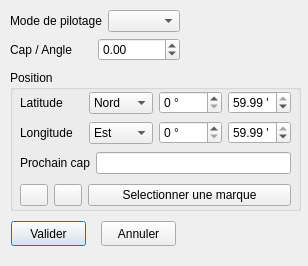
Above: src/Ui/Pilototo_param.ui from nohal/qtVlm before the change. Below: the same form after it.
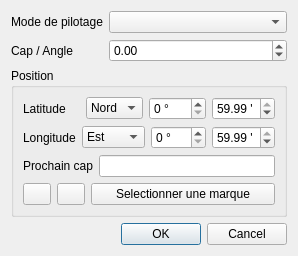
That is the form after the change.

Commit message: Made all dialogs resize cleanly.

Patch:
```diff
--- a/src/Ui/Pilototo_param.ui
+++ b/src/Ui/Pilototo_param.ui
@@ -6,34 +6,115 @@
    <rect>
     <x>0</x>
     <y>0</y>
-    <width>308</width>
-    <height>266</height>
+    <width>286</width>
+    <height>234</height>
    </rect>
   </property>
   <property name="windowTitle">
    <string>Instruction du pilototo</string>
   </property>
+  <layout class="QVBoxLayout" name="verticalLayout">
+   <item>
+    <layout class="QFormLayout" name="formLayout">
+     <property name="formAlignment">
+      <set>Qt::AlignCenter</set>
+     </property>
+     <item row="0" column="0">
+      <widget class="QLabel" name="label">
+       <property name="text">
+        <string>Mode de pilotage</string>
+       </property>
+      </widget>
+     </item>
+     <item row="0" column="1">
+      <widget class="QComboBox" name="mode"/>
+     </item>
+     <item row="1" column="0">
+      <widget class="QLabel" name="label_2">
+       <property name="text">
+        <string>Cap / Angle</string>
+       </property>
+      </widget>
+     </item>
+     <item row="1" column="1">
+      <widget class="QDoubleSpinBox" name="angle">
+       <property name="minimum">
+        <double>-179.990000000000009</double>
+       </property>
+       <property name="maximum">
+        <double>179.990000000000009</double>
+       </property>
+      </widget>
+     </item>
+    </layout>
+   </item>
+   <item>
   <widget class="QGroupBox" name="position_grp">
-   <property name="geometry">
-    <rect>
-     <x>10</x>
-     <y>70</y>
-     <width>291</width>
-     <height>141</height>
-    </rect>
-   </property>
    <property name="title">
     <string>Position</string>
    </property>
-   <widget class="QWidget" name="layoutWidget">
-    <property name="geometry">
-     <rect>
-      <x>10</x>
-      <y>50</y>
-      <width>271</width>
-      <height>26</height>
-     </rect>
-    </property>
+     <layout class="QVBoxLayout" name="verticalLayout_2">
+      <item>
+       <layout class="QHBoxLayout" name="horizontalLayout_5">
+        <item>
+         <widget class="QLabel" name="label_5">
+          <property name="text">
+           <string>Latitude</string>
+          </property>
+         </widget>
+        </item>
+        <item>
+         <widget class="QComboBox" name="lat_sig">
+          <item>
+           <property name="text">
+            <string>Nord</string>
+           </property>
+          </item>
+          <item>
+           <property name="text">
+            <string>Sud</string>
+           </property>
+          </item>
+         </widget>
+        </item>
+        <item>
+         <widget class="QSpinBox" name="lat_deg">
+          <property name="suffix">
+           <string> °</string>
+          </property>
+          <property name="prefix">
+           <string/>
+          </property>
+          <property name="minimum">
+           <number>0</number>
+          </property>
+          <property name="maximum">
+           <number>89</number>
+          </property>
+          <property name="value">
+           <number>0</number>
+          </property>
+         </widget>
+        </item>
+        <item>
+         <widget class="QDoubleSpinBox" name="lat_min">
+          <property name="suffix">
+           <string> '</string>
+          </property>
+          <property name="minimum">
+           <double>0.000000000000000</double>
+          </property>
+          <property name="maximum">
+           <double>59.990000000000002</double>
+          </property>
+          <property name="value">
+           <double>59.990000000000002</double>
+          </property>
+         </widget>
+        </item>
+       </layout>
+      </item>
+      <item>
     <layout class="QHBoxLayout" name="horizontalLayout_3">
      <item>
       <widget class="QLabel" name="label_3">
@@ -92,16 +173,8 @@
       </widget>
      </item>
     </layout>
-   </widget>
-   <widget class="QWidget" name="layoutWidget_2">
-    <property name="geometry">
-     <rect>
-      <x>10</x>
-      <y>80</y>
-      <width>271</width>
-      <height>26</height>
-     </rect>
-    </property>
+      </item>
+      <item>
     <layout class="QHBoxLayout" name="horizontalLayout_4">
      <item>
       <widget class="QLabel" name="label_4">
@@ -114,84 +187,8 @@
       <widget class="QLineEdit" name="editWph"/>
      </item>
     </layout>
-   </widget>
-   <widget class="QWidget" name="layoutWidget_3">
-    <property name="geometry">
-     <rect>
-      <x>10</x>
-      <y>20</y>
-      <width>271</width>
-      <height>26</height>
-     </rect>
-    </property>
-    <layout class="QHBoxLayout" name="horizontalLayout_5">
-     <item>
-      <widget class="QLabel" name="label_5">
-       <property name="text">
-        <string>Latitude</string>
-       </property>
-      </widget>
      </item>
      <item>
-      <widget class="QComboBox" name="lat_sig">
-       <item>
-        <property name="text">
-         <string>Nord</string>
-        </property>
-       </item>
-       <item>
-        <property name="text">
-         <string>Sud</string>
-        </property>
-       </item>
-      </widget>
-     </item>
-     <item>
-      <widget class="QSpinBox" name="lat_deg">
-       <property name="suffix">
-        <string> °</string>
-       </property>
-       <property name="prefix">
-        <string/>
-       </property>
-       <property name="minimum">
-        <number>0</number>
-       </property>
-       <property name="maximum">
-        <number>89</number>
-       </property>
-       <property name="value">
-        <number>0</number>
-       </property>
-      </widget>
-     </item>
-     <item>
-      <widget class="QDoubleSpinBox" name="lat_min">
-       <property name="suffix">
-        <string> '</string>
-       </property>
-       <property name="minimum">
-        <double>0.000000000000000</double>
-       </property>
-       <property name="maximum">
-        <double>59.990000000000002</double>
-       </property>
-       <property name="value">
-        <double>59.990000000000002</double>
-       </property>
-      </widget>
-     </item>
-    </layout>
-   </widget>
-   <widget class="QWidget" name="layoutWidget">
-    <property name="geometry">
-     <rect>
-      <x>10</x>
-      <y>110</y>
-      <width>271</width>
-      <height>30</height>
-     </rect>
-    </property>
     <layout class="QHBoxLayout" name="horizontalLayout_6">
      <item>
       <widget class="QPushButton" name="btn_copyPOI">
@@ -227,93 +224,18 @@
       </widget>
      </item>
     </layout>
-   </widget>
-  </widget>
-  <widget class="QPushButton" name="pushButton">
-   <property name="geometry">
-    <rect>
-     <x>11</x>
-     <y>221</y>
-     <width>75</width>
-     <height>25</height>
-    </rect>
-   </property>
-   <property name="text">
-    <string>Valider</string>
-   </property>
-   <property name="autoDefault">
-    <bool>false</bool>
-   </property>
-   <property name="default">
-    <bool>true</bool>
-   </property>
-  </widget>
-  <widget class="QPushButton" name="pushButton_2">
-   <property name="geometry">
-    <rect>
-     <x>101</x>
-     <y>221</y>
-     <width>75</width>
-     <height>25</height>
-    </rect>
-   </property>
-   <property name="text">
-    <string>Annuler</string>
-   </property>
-  </widget>
-  <widget class="QWidget" name="layoutWidget">
-   <property name="geometry">
-    <rect>
-     <x>10</x>
-     <y>10</y>
-     <width>188</width>
-     <height>58</height>
-    </rect>
-   </property>
-   <layout class="QVBoxLayout" name="verticalLayout">
-    <property name="sizeConstraint">
-     <enum>QLayout::SetFixedSize</enum>
-    </property>
-    <item>
-     <layout class="QHBoxLayout" name="horizontalLayout">
-      <property name="sizeConstraint">
-       <enum>QLayout::SetFixedSize</enum>
-      </property>
-      <item>
-       <widget class="QLabel" name="label">
-        <property name="text">
-         <string>Mode de pilotage</string>
-        </property>
-       </widget>
       </item>
-      <item>
-       <widget class="QComboBox" name="mode"/>
-      </item>
      </layout>
-    </item>
-    <item>
-     <layout class="QHBoxLayout" name="horizontalLayout_2">
-      <item>
-       <widget class="QLabel" name="label_2">
-        <property name="text">
-         <string>Cap / Angle</string>
-        </property>
        </widget>
       </item>
       <item>
-       <widget class="QDoubleSpinBox" name="angle">
-        <property name="minimum">
-         <double>-179.990000000000009</double>
-        </property>
-        <property name="maximum">
-         <double>179.990000000000009</double>
-        </property>
+    <widget class="QDialogButtonBox" name="buttonBox">
+     <property name="standardButtons">
+      <set>QDialogButtonBox::Cancel|QDialogButtonBox::Ok</set>
+     </property>
        </widget>
       </item>
      </layout>
-    </item>
-   </layout>
-  </widget>
  </widget>
  <tabstops>
   <tabstop>mode</tabstop>
```
Left out of the diff: 20 changed lines with no effect on the pictures. Lines whose indentation alone changed are shown as unchanged. The commit also changes 40 other files.
